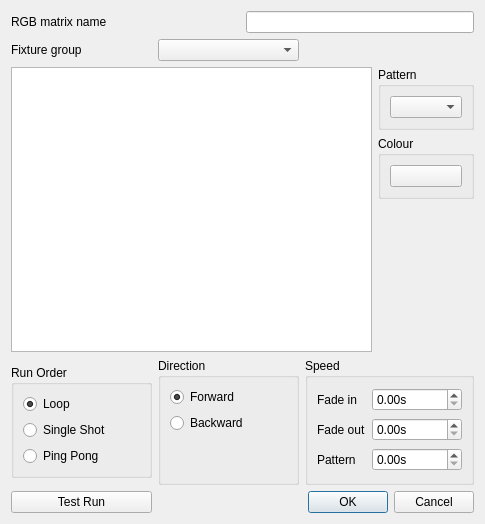
Above: trunk/ui/src/rgbmatrixeditor.ui from Bondzio/qlc before the change. Below: the same form after it.
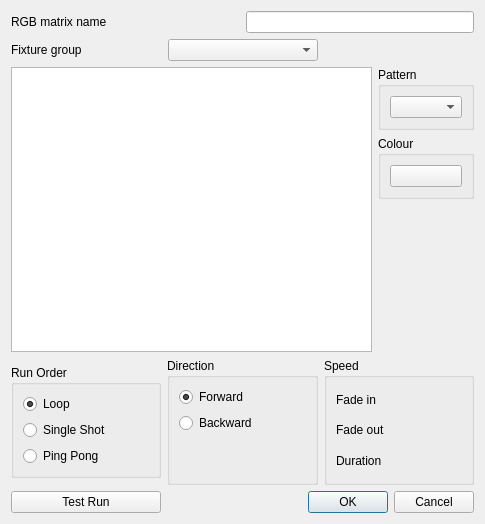
That is the form after the change.

```diff
--- a/trunk/ui/src/rgbmatrixeditor.ui
+++ b/trunk/ui/src/rgbmatrixeditor.ui
@@ -253,19 +253,6 @@
         </property>
        </widget>
       </item>
-      <item row="0" column="1">
-       <widget class="QDoubleSpinBox" name="m_fadeInSpin">
-        <property name="toolTip">
-         <string>Time allocated for fade in</string>
-        </property>
-        <property name="suffix">
-         <string>s</string>
-        </property>
-        <property name="maximum">
-         <double>999999.989999999990687</double>
-        </property>
-       </widget>
-      </item>
       <item row="1" column="0">
        <widget class="QLabel" name="label_2">
         <property name="text">
@@ -273,38 +260,21 @@
         </property>
        </widget>
       </item>
-      <item row="1" column="1">
-       <widget class="QDoubleSpinBox" name="m_fadeOutSpin">
-        <property name="toolTip">
-         <string>Time allocated for fade out</string>
-        </property>
-        <property name="suffix">
-         <string>s</string>
-        </property>
-        <property name="maximum">
-         <double>999999.989999999990687</double>
-        </property>
-       </widget>
-      </item>
       <item row="2" column="0">
        <widget class="QLabel" name="label_3">
         <property name="text">
-         <string>Pattern</string>
+         <string>Duration</string>
         </property>
        </widget>
       </item>
+      <item row="0" column="1">
+       <widget class="QWidget" name="m_fadeInContainer" native="true"/>
+      </item>
+      <item row="1" column="1">
+       <widget class="QWidget" name="m_fadeOutContainer" native="true"/>
+      </item>
       <item row="2" column="1">
-       <widget class="QDoubleSpinBox" name="m_patternSpin">
-        <property name="toolTip">
-         <string>Time allocated for the whole pattern</string>
-        </property>
-        <property name="suffix">
-         <string>s</string>
-        </property>
-        <property name="maximum">
-         <double>999999.989999999990687</double>
-        </property>
-       </widget>
+       <widget class="QWidget" name="m_durationContainer" native="true"/>
       </item>
      </layout>
     </widget>
```
Left out of the diff: 6 changed lines with no effect on the pictures.
